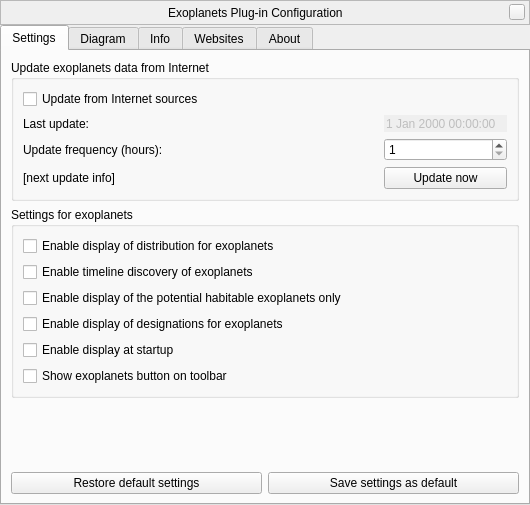
gcalderone/PlanetC, file stellarium/plugins/Exoplanets/src/gui/exoplanetsDialog.ui: the form before one commit.
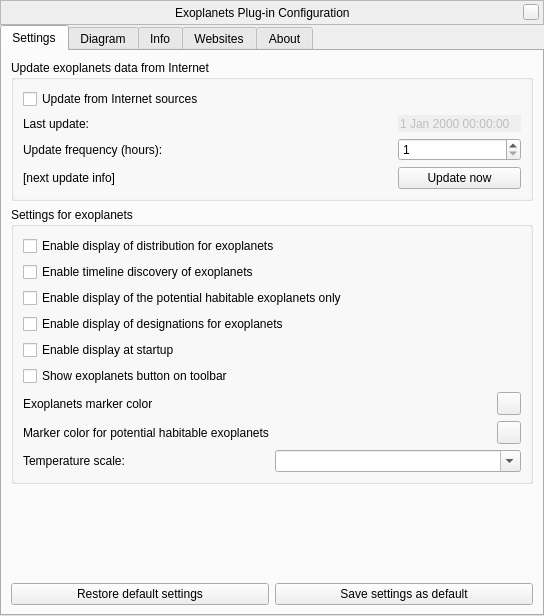
The form after the commit. The open tabs and pages were chosen to show the change. Custom widgets are drawn as their Qt base class.

Patch:
```diff
--- a/stellarium/plugins/Exoplanets/src/gui/exoplanetsDialog.ui
+++ b/stellarium/plugins/Exoplanets/src/gui/exoplanetsDialog.ui
@@ -6,8 +6,8 @@
    <rect>
     <x>0</x>
     <y>0</y>
-    <width>530</width>
-    <height>505</height>
+    <width>544</width>
+    <height>616</height>
    </rect>
   </property>
   <property name="windowTitle">
@@ -295,6 +295,63 @@
             </property>
            </widget>
           </item>
+          <item>
+           <layout class="QHBoxLayout" name="horizontalLayout">
+            <item>
+             <widget class="QLabel" name="label">
+              <property name="text">
+               <string>Exoplanets marker color</string>
+              </property>
+             </widget>
+            </item>
+            <item>
+             <widget class="QToolButton" name="exoplanetMarkerColor">
+              <property name="toolTip">
+               <string>Exoplanets marker color</string>
+              </property>
+             </widget>
+            </item>
+           </layout>
+          </item>
+          <item>
+           <layout class="QHBoxLayout" name="horizontalLayout_4">
+            <item>
+             <widget class="QLabel" name="label_2">
+              <property name="text">
+               <string>Marker color for potential habitable exoplanets</string>
+              </property>
+             </widget>
+            </item>
+            <item>
+             <widget class="QToolButton" name="habitableExoplanetMarkerColor">
+              <property name="toolTip">
+               <string>Marker color for potential habitable exoplanets</string>
+              </property>
+             </widget>
+            </item>
+           </layout>
+          </item>
+          <item>
+           <layout class="QHBoxLayout" name="horizontalLayout_5">
+            <item>
+             <widget class="QLabel" name="temperatureScaleLabel">
+              <property name="text">
+               <string>Temperature scale:</string>
+              </property>
+             </widget>
+            </item>
+            <item>
+             <widget class="QComboBox" name="temperatureScaleComboBox">
+              <property name="editable">
+               <bool>true</bool>
+              </property>
+              <property name="insertPolicy">
+               <enum>QComboBox::NoInsert</enum>
+              </property>
+             </widget>
+            </item>
+           </layout>
+          </item>
          </layout>
         </widget>
        </item>
```
Left out of the diff: 168 changed lines with no effect on the pictures.
